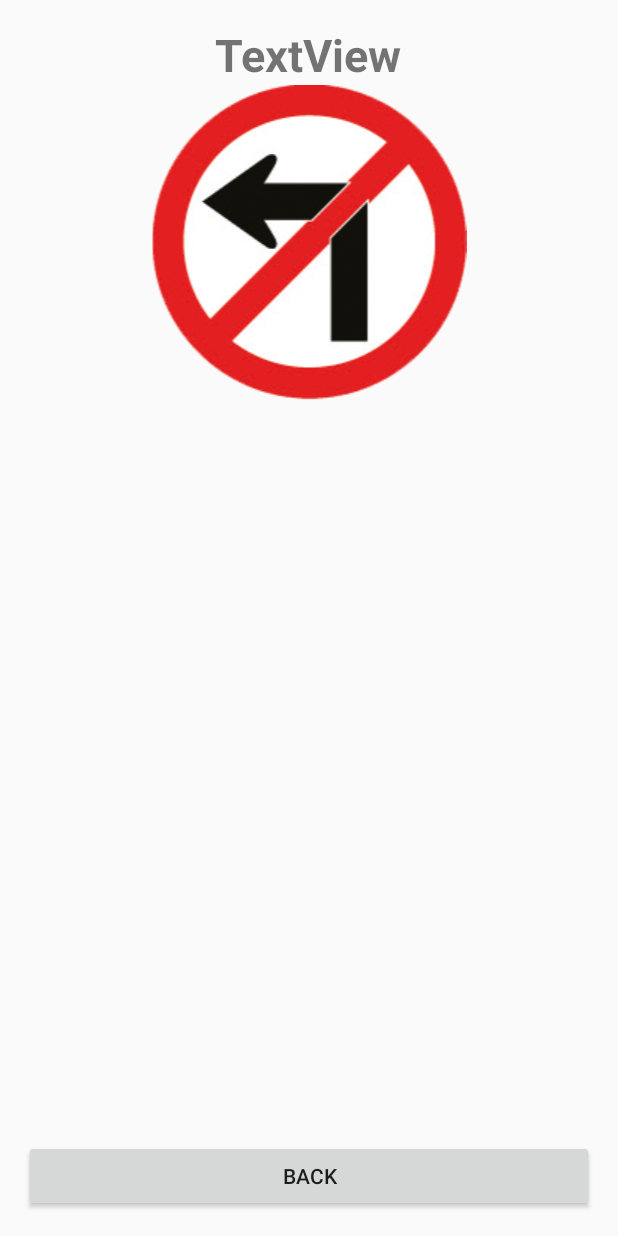
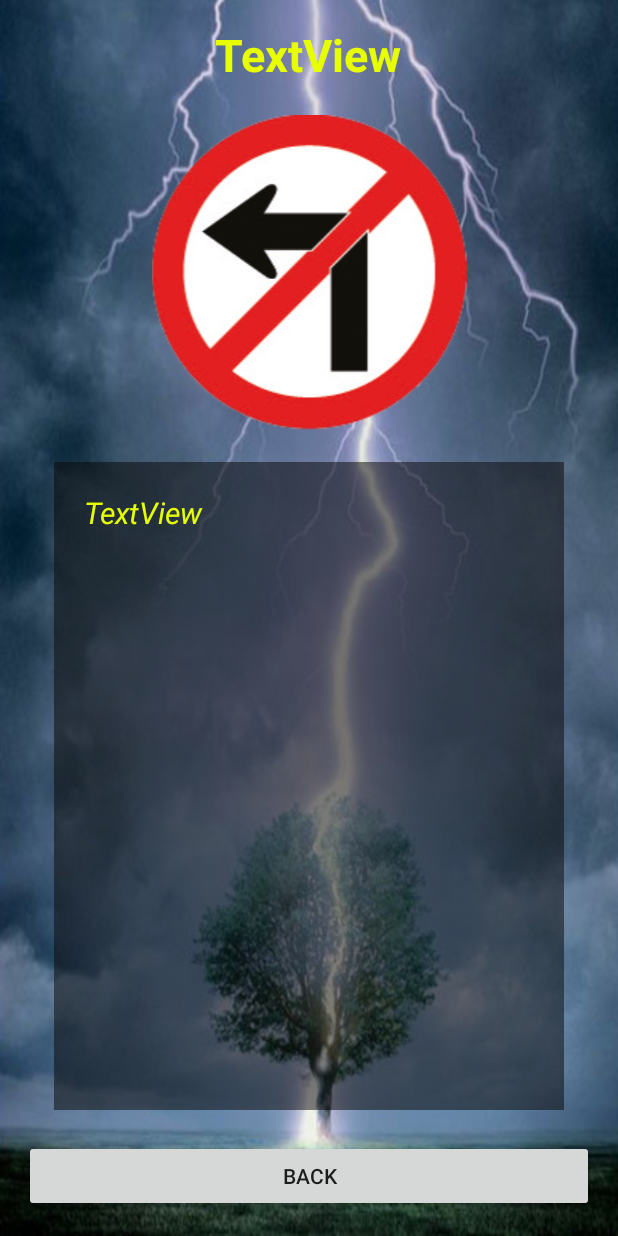
Before and after one commit to masterUNG/Ung-Project, an Android app: the DetailActivity screen opened directly, with no data from a screen before it, on a phone screen of 412 x 824 dp. Run offline under Robolectric (Android 15) with nearby library versions, the phone set to English and light mode, and no system bars.

Commit message:
Design UI Detail Finish

```diff
--- a/app/src/main/res/layout/activity_detail.xml
+++ b/app/src/main/res/layout/activity_detail.xml
@@ -9,7 +9,8 @@
     android:paddingLeft="@dimen/activity_horizontal_margin"
     android:paddingRight="@dimen/activity_horizontal_margin"
     android:paddingTop="@dimen/activity_vertical_margin"
-    tools:context="appewtc.masterung.ungtraffic.DetailActivity">
+    tools:context="appewtc.masterung.ungtraffic.DetailActivity"
+    android:background="@drawable/bg0">
 
     <Button
         android:text="Back"
@@ -31,12 +32,37 @@
             android:layout_height="wrap_content"
             android:id="@+id/textView4"
             android:textSize="@dimen/h1"
-            android:textStyle="normal|bold" />
+            android:textStyle="normal|bold"
+            android:textColor="@color/aText" />
 
         <ImageView
             android:layout_width="match_parent"
             android:layout_height="wrap_content"
             app:srcCompat="@drawable/traffic_01"
-            android:id="@+id/imageView2" />
+            android:id="@+id/imageView2"
+            android:layout_marginTop="20dp" />
+
+        <ScrollView
+            android:layout_width="match_parent"
+            android:layout_height="match_parent"
+            android:layout_margin="20dp"
+            android:padding="20dp"
+            android:background="#82080707">
+
+            <LinearLayout
+                android:layout_width="match_parent"
+                android:layout_height="wrap_content"
+                android:orientation="vertical" >
+
+                <TextView
+                    android:text="TextView"
+                    android:layout_width="match_parent"
+                    android:layout_height="wrap_content"
+                    android:id="@+id/textView5"
+                    android:textSize="@dimen/h2"
+                    android:textStyle="normal|italic"
+                    android:textColor="@color/aText" />
+            </LinearLayout>
+        </ScrollView>
     </LinearLayout>
 </RelativeLayout>
```
